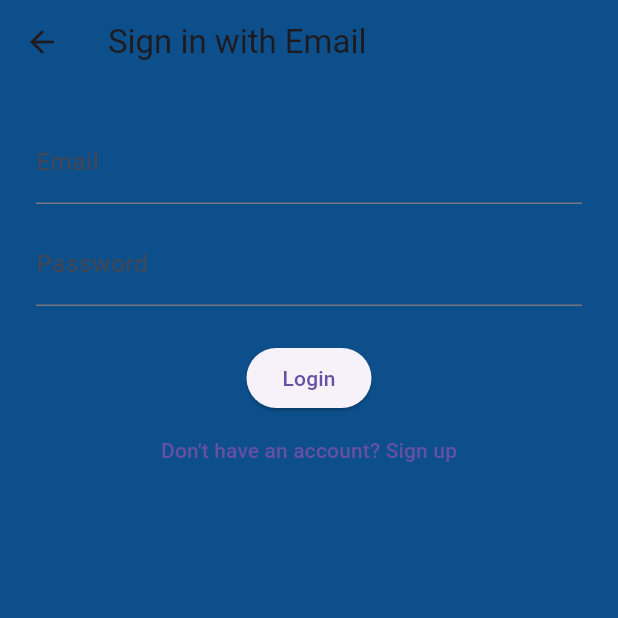
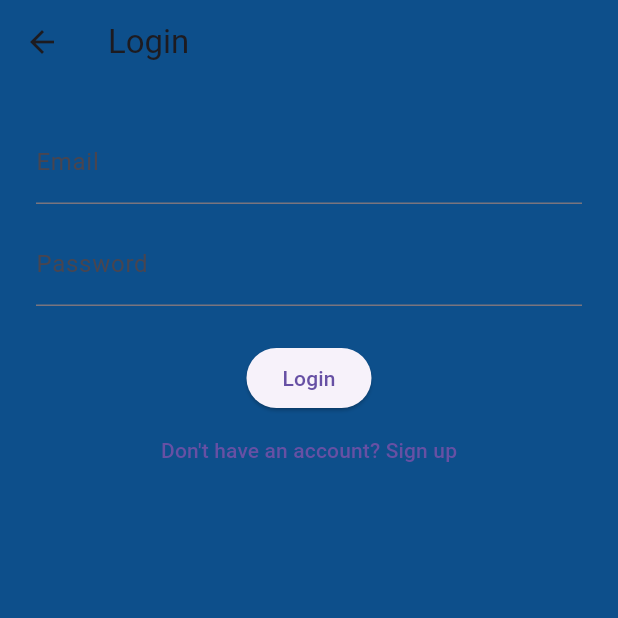
Before and after one commit to Begumdmrdv/vibescape_app, a Flutter app: the EmailAuthScreen screen opened directly, on a phone screen of 412 x 824 dp, the top half of it. Run offline on Flutter 3.47's test engine with Material 3 defaults, Android fonts, the phone set to English and light mode, and no system bars; our stand-ins replace firebase_auth, firebase_core, google_sign_in; accounts and stored records are empty.

Commit message:
Update email_auth_screen.dart

```diff
--- a/lib/screens/email_auth_screen.dart
+++ b/lib/screens/email_auth_screen.dart
@@ -3,7 +3,8 @@ import '../services/auth_service.dart';
 import 'mood_screen.dart';
 
 class EmailAuthScreen extends StatefulWidget {
-  const EmailAuthScreen({super.key});
+  final bool isLogin;
+  const EmailAuthScreen({super.key, this.isLogin = true});
 
   @override
   State<EmailAuthScreen> createState() => _EmailAuthScreenState();
@@ -54,9 +55,10 @@ class _EmailAuthScreenState extends State<EmailAuthScreen> {
 
   @override
   Widget build(BuildContext context) {
+    final isLogin = widget.isLogin;
     return Scaffold(
       appBar: AppBar(
-        title: Text(_isLogin ? 'Sign in with Email' : 'Sign up'),
+        title: Text(isLogin ? 'Login' : 'Sign up'),
         backgroundColor: const Color(0xFF0D4F8B),
       ),
       body: Padding(
```
